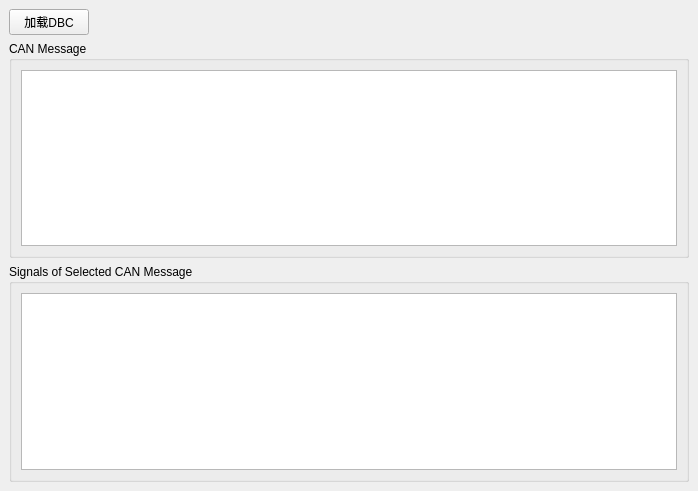
Above: ZCAN_MINI/UI/dbcview_dockwidget.ui from icanerandy/ZCAN_MINI before the change. Below: the same form after it.
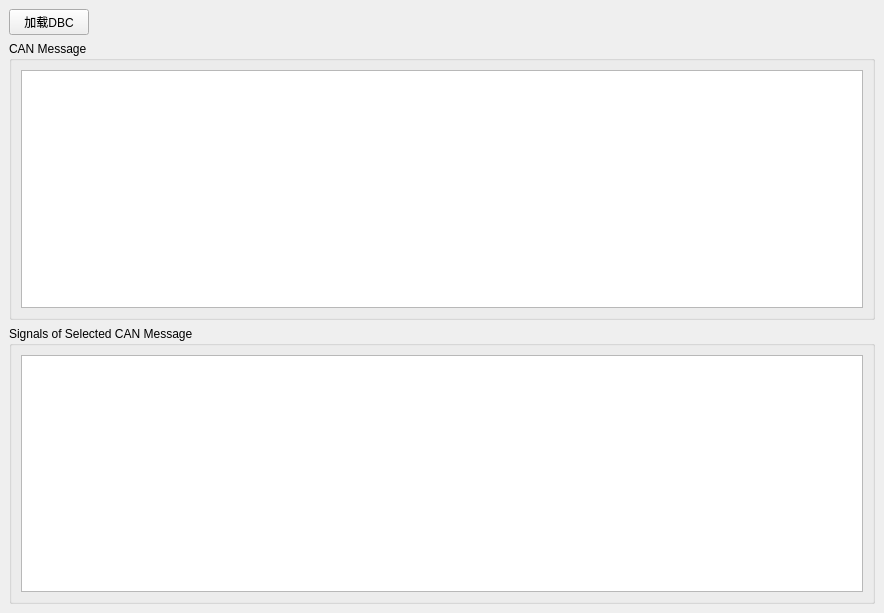
That is the form after the change.

Diff of the .ui file:
```diff
--- a/ZCAN_MINI/UI/dbcview_dockwidget.ui
+++ b/ZCAN_MINI/UI/dbcview_dockwidget.ui
@@ -6,8 +6,8 @@
    <rect>
     <x>0</x>
     <y>0</y>
-    <width>698</width>
-    <height>491</height>
+    <width>884</width>
+    <height>613</height>
    </rect>
   </property>
   <property name="windowTitle">
```
